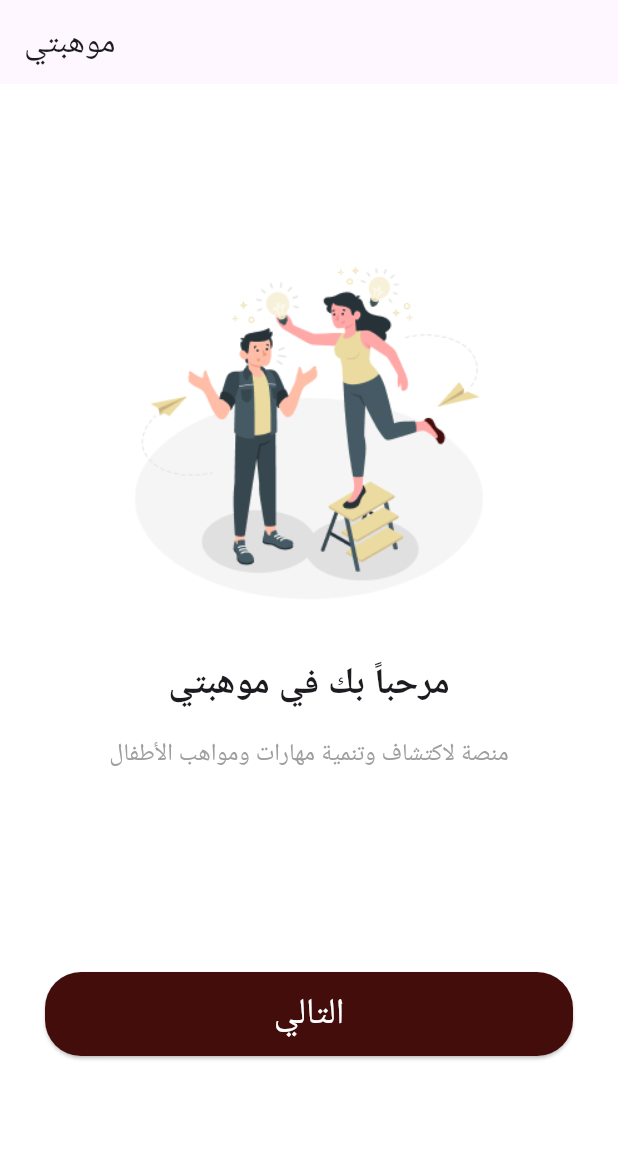
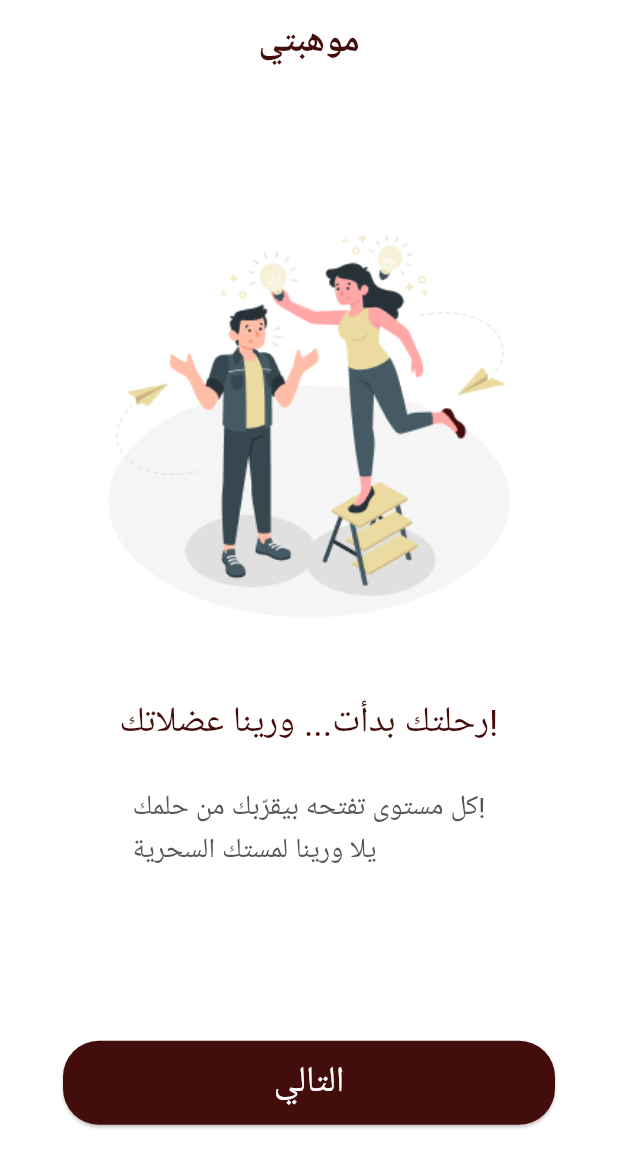
Before and after one commit to MohamedOsama012/mawhibty, a Flutter app: the screen it shows after launch, on a phone screen of 412 x 824 dp. Shown: the top 1168 px of the screen. Run offline on Flutter 3.47's test engine with Material 3 defaults, Android fonts, the phone set to English and light mode, and no system bars; our stand-ins replace google_fonts; Roboto replaces fonts that are missing (Cairo).

Commit message:
onboarding

```diff
--- a/lib/controllers/cubit/onboarding_cubit.dart
+++ /dev/null
@@ -1,33 +0,0 @@
-import 'package:flutter_bloc/flutter_bloc.dart';
-import 'package:mawhibty/controllers/states/onboarding_states.dart';
-
-class OnboardingCubit extends Cubit<OnboardingStates> {
-  OnboardingCubit() : super(OnboardingInitial());
-
-  static OnboardingCubit get(context) => BlocProvider.of(context);
-
-  int currentPage = 0;
-
-  final List<Map<String, String>> onboardingData = [
-    {
-      'image': 'assets/images/onboarding1.jpg',
-      'title': '!رحلتك بدأت... ورينا عضلاتك',
-      'desc': 'كل مستوى تفتحه بيقرّبك من حلمك!يلا ورينا لمستك السحرية'
-    },
-    {
-      'image': 'assets/images/onboarding2.jpg',
-      'title': '!المهارة مش كلام... إثبتها',
-      'desc': 'صور نفسك، ارفع الفيديو، وخلي الكورة تتكلم عنك',
-    },
-    {
-      'image': 'assets/images/onboarding3.jpg',
-      'title': '!ليفل جديد؟ نجمة جديدة؟ يلا بينا',
-      'desc': 'كل ما تكمّل مهمة، تكسب نجمة… وسكة الاحتراف بتقرب',
-    }
-  ];
-
-  void changePage(int index) {
-    currentPage = index;
-    emit(OnboardingChangeIndexState());
-  }
-}
--- a/lib/controllers/states/onboarding_states.dart
+++ /dev/null
@@ -1,5 +0,0 @@
-abstract class OnboardingStates {}
-
-class OnboardingInitial extends OnboardingStates {}
-
-class OnboardingChangeIndexState extends OnboardingStates {}
--- a/lib/main.dart
+++ b/lib/main.dart
@@ -1,5 +1,7 @@
 import 'package:flutter/material.dart';
+import 'package:mawhibty/constants/colors.dart';
 import 'package:mawhibty/views/start/splash_screen.dart';
+import 'package:google_fonts/google_fonts.dart';
 
 void main() {
   runApp(const MyApp());
@@ -8,13 +10,23 @@ void main() {
 class MyApp extends StatelessWidget {
   const MyApp({super.key});
 
-  // This widget is the root of your application.
   @override
   Widget build(BuildContext context) {
     return MaterialApp(
-      title: 'Flutter Demo',
+      title: 'موهبتي',
       theme: ThemeData(
         scaffoldBackgroundColor: Colors.white,
+        textTheme: GoogleFonts.cairoTextTheme(),
+        appBarTheme: AppBarTheme(
+          backgroundColor: Colors.white,
+          elevation: 0,
+          iconTheme: const IconThemeData(color: Colors.black),
+          titleTextStyle: GoogleFonts.cairo(
+            color: primaryColor,
+            fontSize: 24,
+            fontWeight: FontWeight.w600,
+          ),
+        ),
         useMaterial3: true,
       ),
       home: const SplashScreen(),
--- a/lib/views/start/onboarding_screen.dart
+++ b/lib/views/start/onboarding_screen.dart
@@ -16,19 +16,19 @@ class _OnboardingScreenState extends State<OnboardingScreen> {
   final List<Map<String, String>> onboardingData = [
     {
       'image': 'assets/images/onboarding1.jpg',
-      'title': 'مرحباً بك في موهبتي',
-      'desc': 'منصة لاكتشاف وتنمية مهارات ومواهب الأطفال'
+      'title': 'رحلتك بدأت... ورينا عضلاتك!',
+      'desc': 'كل مستوى تفتحه بيقرّبك من حلمك!\nيلا ورينا لمستك السحرية'
     },
     {
       'image': 'assets/images/onboarding2.jpg',
-      'title': 'تابع تقدم طفلك',
-      'desc': 'يمكنك متابعة أداء وتقدم طفلك في الأنشطة المختلفة'
+      'title': 'المهارة مش كلام... إثبتها!',
+      'desc': 'صور نفسك، ارفع الفيديو، وخلي الكورة\n تتكلم عنك',
     },
     {
       'image': 'assets/images/onboarding3.jpg',
-      'title': 'ابدأ الآن',
-      'desc': 'سجّل الآن وابدأ في رحلة تطوير مهارات طفلك'
-    },
+      'title': 'ليفل جديد؟ نجمة جديدة؟ يلا بينا!',
+      'desc': 'كل ما تكمّل مهمة، تكسب نجمة...\n وسكة الاحتراف بتقرب',
+    }
   ];
 
   void _onDone() {
@@ -38,24 +38,42 @@ class _OnboardingScreenState extends State<OnboardingScreen> {
     );
   }
 
-  Widget _buildPageContent(Map<String, String> data) {
+  Widget _buildPageContent(
+      Map<String, String> data, double screenWidth, double screenHeight) {
     return Column(
       mainAxisAlignment: MainAxisAlignment.center,
       children: [
-        Image.asset(data['image']!, height: 250),
-        const SizedBox(height: 30),
-        Text(
+        Image.asset(
+          data['image']!,
+          height: screenHeight * 0.35,
+          width: screenWidth * 0.7,
+          fit: BoxFit.contain,
+        ),
+        SizedBox(height: screenHeight * 0.05),
+        Padding(
+          padding: EdgeInsets.symmetric(horizontal: screenWidth * 0.1),
+          child: Text(
             data['title']!,
-          style: const TextStyle(fontSize: 24, fontWeight: FontWeight.bold),
+            style: const TextStyle(
+              fontSize: 24,
+              color: primaryColor,
+              fontWeight: FontWeight.w400,
+            ),
             textAlign: TextAlign.center,
           ),
-        const SizedBox(height: 16),
+        ),
+        SizedBox(height: screenHeight * 0.03),
         Padding(
-          padding: const EdgeInsets.symmetric(horizontal: 30.0),
+          padding: EdgeInsets.symmetric(horizontal: screenWidth * 0.08),
           child: Text(
             data['desc']!,
-            style: const TextStyle(fontSize: 16, color: Colors.grey),
-            textAlign: TextAlign.center,
+            style: TextStyle(
+              fontSize: screenWidth * 0.045,
+              color: secondaryTextColor,
+              height: 1.5,
+              fontWeight: FontWeight.w400,
+            ),
+            textAlign: TextAlign.start,
           ),
         ),
       ],
@@ -64,9 +82,15 @@ class _OnboardingScreenState extends State<OnboardingScreen> {
 
   @override
   Widget build(BuildContext context) {
+    final screenHeight = MediaQuery.of(context).size.height;
+    final screenWidth = MediaQuery.of(context).size.width;
+
     return Scaffold(
       appBar: AppBar(
         title: const Text('موهبتي'),
+        centerTitle: true,
+        backgroundColor: Colors.white,
+        elevation: 0,
       ),
       backgroundColor: Colors.white,
       body: Column(
@@ -75,21 +99,18 @@ class _OnboardingScreenState extends State<OnboardingScreen> {
             child: PageView.builder(
               controller: controller,
               itemCount: onboardingData.length,
+              physics: const NeverScrollableScrollPhysics(),
               onPageChanged: (index) {
                 setState(() {
                   isLastPage = index == onboardingData.length - 1;
                 });
               },
-              itemBuilder: (_, index) =>
-                  _buildPageContent(onboardingData[index]),
+              itemBuilder: (_, index) => _buildPageContent(
+                  onboardingData[index], screenWidth, screenHeight),
             ),
           ),
-          const SizedBox(height: 30),
           Padding(
-            padding:
-                const EdgeInsets.only(left: 30.0, right: 30.0, bottom: 80.0),
-            child: SizedBox(
-              width: double.infinity,
+            padding: EdgeInsets.symmetric(vertical: screenHeight * 0.04),
             child: ElevatedButton(
               style: ElevatedButton.styleFrom(
                 backgroundColor: primaryColor,
@@ -118,8 +139,7 @@ class _OnboardingScreenState extends State<OnboardingScreen> {
               ),
             ),
           ),
-          ),
-          const SizedBox(height: 40),
+          SizedBox(height: MediaQuery.of(context).size.height * 0.05),
         ],
       ),
     );
--- a/pubspec.yaml
+++ b/pubspec.yaml
@@ -2,7 +2,7 @@ name: mawhibty
 description: "A new Flutter project."
 # The following line prevents the package from being accidentally published to
 # pub.dev using `flutter pub publish`. This is preferred for private packages.
-publish_to: 'none' # Remove this line if you wish to publish to pub.dev
+publish_to: "none" # Remove this line if you wish to publish to pub.dev
 
 # The following defines the version and build number for your application.
 # A version number is three numbers separated by dots, like 1.2.43
@@ -31,11 +31,11 @@ dependencies:
   flutter:
     sdk: flutter
 
-
   # The following adds the Cupertino Icons font to your application.
   # Use with the CupertinoIcons class for iOS style icons.
   cupertino_icons: ^1.0.8
   flutter_bloc: ^9.1.0
+  google_fonts: ^6.2.1
 
 dev_dependencies:
   flutter_test:
@@ -53,7 +53,6 @@ dev_dependencies:
 
 # The following section is specific to Flutter packages.
 flutter:
-
   # The following line ensures that the Material Icons font is
   # included with your application, so that you can use the icons in
   # the material Icons class.
```
Also changed, not shown: pubspec.lock, 1 other file. Lines whose indentation alone changed are shown as unchanged.
